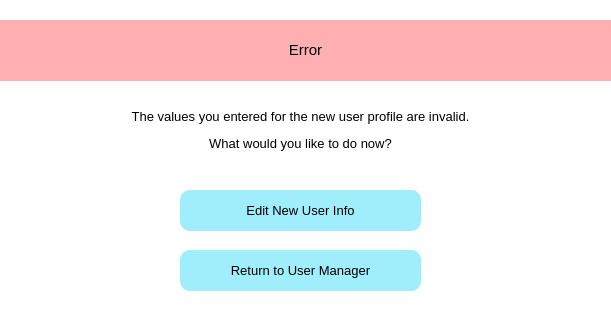
Old version of the form gui/UF_Error_InvalidInput.ui in the repository ZachThornee/3K04PaceMaker.
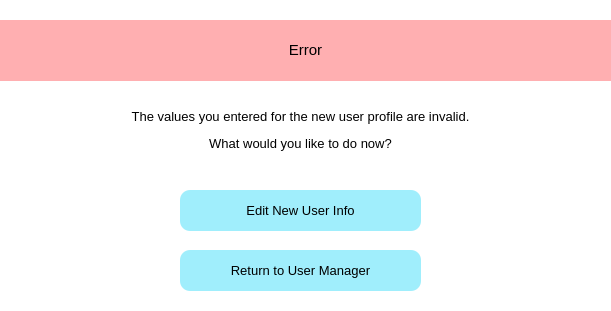
New version of the form.

```diff
--- a/gui/UF_Error_InvalidInput.ui
+++ b/gui/UF_Error_InvalidInput.ui
@@ -1,20 +1,20 @@
 <?xml version="1.0" encoding="UTF-8"?>
 <ui version="4.0">
- <class>UF_Error_InvalidInput</class>
- <widget class="QWidget" name="UF_Error_InvalidInput">
+ <class>MainWindow</class>
+ <widget class="QMainWindow" name="MainWindow">
   <property name="geometry">
    <rect>
     <x>0</x>
     <y>0</y>
     <width>611</width>
-    <height>319</height>
+    <height>311</height>
    </rect>
   </property>
   <property name="windowTitle">
    <string>Error</string>
   </property>
   <property name="styleSheet">
-   <string notr="true">BACKGROUND-COLOR: rgb(255, 255, 255);</string>
+   <string notr="true">BACKGROUND-COLOR: rgb(255,255,255);</string>
   </property>
   <widget class="QLabel" name="LAB_ErrorMessage">
    <property name="geometry">
```
Left out of the diff: 58 changed lines with no effect on the pictures. Lines whose indentation alone changed are shown as unchanged.
